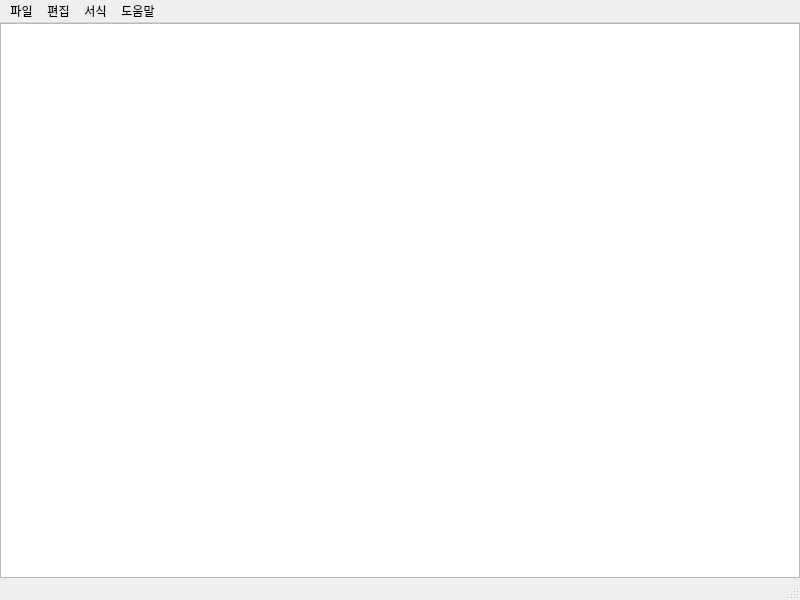
Above: NotePad/notepad.ui from dyPenguin/project before the change. Below: the same form after it.
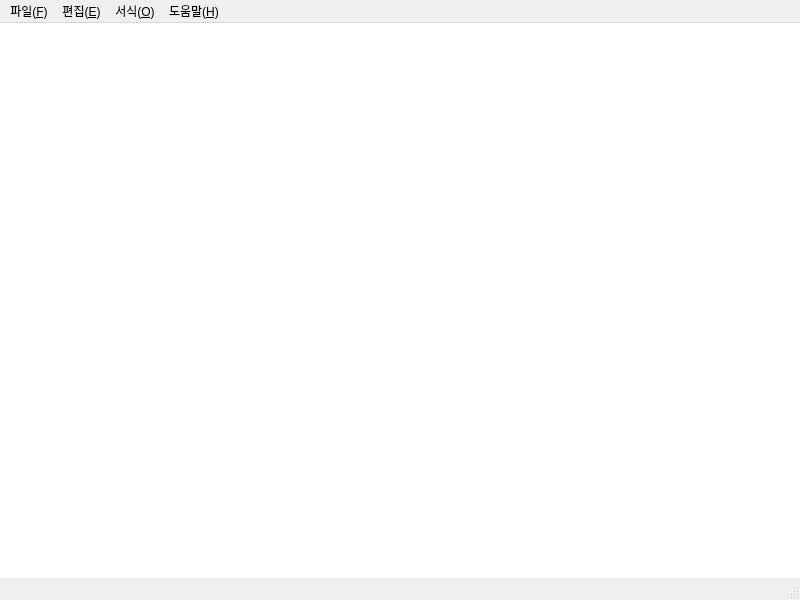
That is the form after the change. Icons and pictures are not drawn.

Commit message:
Refactor(notepad): 코드 개선
NotePad 코드 개선

The edit to the form file:
```diff
--- a/NotePad/notepad.ui
+++ b/NotePad/notepad.ui
@@ -28,7 +28,17 @@
      <number>0</number>
     </property>
     <item>
-     <widget class="QPlainTextEdit" name="plainTextEdit"/>
+     <widget class="QPlainTextEdit" name="pe">
+      <property name="font">
+       <font>
+        <family>굴림</family>
+        <pointsize>10</pointsize>
+       </font>
+      </property>
+      <property name="frameShape">
+       <enum>QFrame::NoFrame</enum>
+      </property>
+     </widget>
     </item>
    </layout>
   </widget>
@@ -38,12 +48,12 @@
      <x>0</x>
      <y>0</y>
      <width>800</width>
-     <height>26</height>
+     <height>23</height>
     </rect>
    </property>
-   <widget class="QMenu" name="menu">
+   <widget class="QMenu" name="menu_f">
     <property name="title">
-     <string>파일</string>
+     <string>파일(&amp;F)</string>
     </property>
     <addaction name="action_new"/>
     <addaction name="action_open"/>
@@ -52,9 +62,9 @@
     <addaction name="separator"/>
     <addaction name="action_close"/>
    </widget>
-   <widget class="QMenu" name="menu_2">
+   <widget class="QMenu" name="menu_e">
     <property name="title">
-     <string>편집</string>
+     <string>편집(&amp;E)</string>
     </property>
     <addaction name="action_undo"/>
     <addaction name="action_redo"/>
@@ -66,22 +76,22 @@
     <addaction name="separator"/>
     <addaction name="action_all_select"/>
    </widget>
-   <widget class="QMenu" name="menu_3">
+   <widget class="QMenu" name="menu_o">
     <property name="title">
-     <string>서식</string>
+     <string>서식(&amp;O)</string>
     </property>
     <addaction name="action_font"/>
    </widget>
-   <widget class="QMenu" name="menu_4">
+   <widget class="QMenu" name="menu_h">
     <property name="title">
-     <string>도움말</string>
+     <string>도움말(&amp;H)</string>
     </property>
     <addaction name="action_about"/>
    </widget>
-   <addaction name="menu"/>
-   <addaction name="menu_2"/>
-   <addaction name="menu_3"/>
-   <addaction name="menu_4"/>
+   <addaction name="menu_f"/>
+   <addaction name="menu_e"/>
+   <addaction name="menu_o"/>
+   <addaction name="menu_h"/>
   </widget>
   <widget class="QStatusBar" name="statusbar"/>
   <action name="action_new">
```
Left out of the diff: 32 changed lines with no effect on the pictures. The commit also changes 4 other files.
